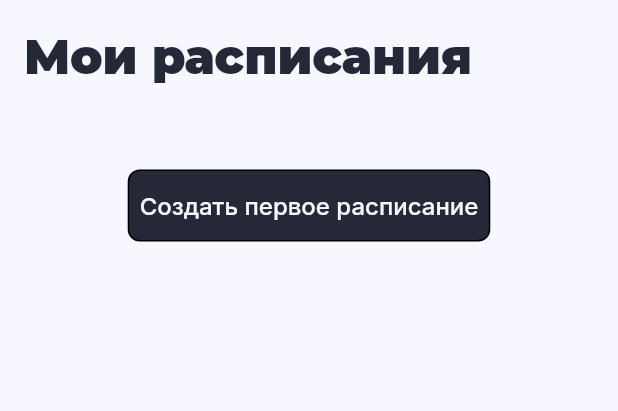
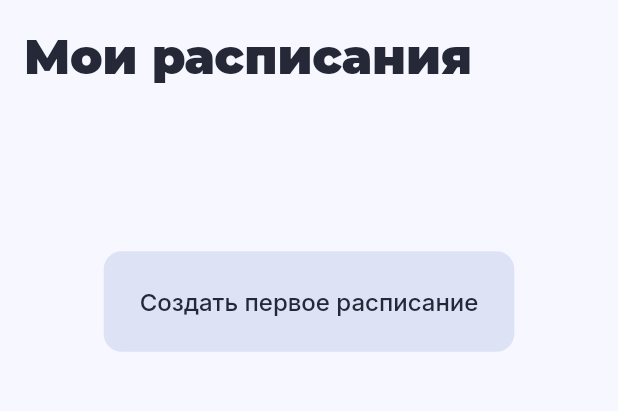
Before and after one commit to Null-Delta/StudRasp-Requiem, a Flutter app: the EditableTimetableListPage screen opened directly, on a phone screen of 412 x 824 dp, the part 57-468 px from its top. Run offline on Flutter 3.47's test engine with Material 2 defaults, Android fonts, the phone set to English and light mode, and no system bars; our stand-ins replace cloud_firestore, device_info_plus, firebase_auth, firebase_core, flutter_riverpod, flutter_svg and 4 more; missing offline and left inert: cloud_firestore_web, day_night_time_picker, device_info_plus_web, firebase_auth_web, firebase_core_web, shared_preferences_web; accounts and stored records are empty; project files that could hold a hidden picture were left out.

Commit message:
minor fix

```diff
--- a/studrasp_requiem/lib/ui/timetable_list_pages/editable_timetable_list_page.dart
+++ b/studrasp_requiem/lib/ui/timetable_list_pages/editable_timetable_list_page.dart
@@ -6,6 +6,7 @@ import '../../providers/current_timetable.dart';
 import '../../providers/my_timetables.dart';
 import '../../providers/providers.dart';
 import '../../styles/build_context_extension.dart';
+import '../../styles/widget_styles.dart';
 import '../my_app.dart';
 import '../timetable_editor_page/timetable_editor_page.dart';
 import 'widgets/time_table_card.dart';
@@ -14,12 +15,10 @@ class EditableTimetableListPage extends ConsumerStatefulWidget {
   const EditableTimetableListPage({Key? key}) : super(key: key);
 
   @override
-  ConsumerState<EditableTimetableListPage> createState() =>
-      _EditableTimetableListPageState();
+  ConsumerState<EditableTimetableListPage> createState() => _EditableTimetableListPageState();
 }
 
-class _EditableTimetableListPageState
-    extends ConsumerState<EditableTimetableListPage> {
+class _EditableTimetableListPageState extends ConsumerState<EditableTimetableListPage> {
   ScrollController myTimeTablesController = ScrollController();
 
   bool showDivider = false;
@@ -73,8 +72,7 @@ class _EditableTimetableListPageState
               onPressed: () {
                 Navigator.pop(context);
               },
-              icon: Assets.images.circleChevronLeft
-                  .svg(color: colors.accentPrimary),
+              icon: Assets.images.circleChevronLeft.svg(color: colors.accentPrimary),
               splashRadius: 24,
             ),
           ),
@@ -84,8 +82,7 @@ class _EditableTimetableListPageState
               onPressed: () {
                 goToEditorPage();
               },
-              icon: Assets.images.iconEditOutline
-                  .svg(color: colors.accentPrimary),
+              icon: Assets.images.iconEditOutline.svg(color: colors.accentPrimary),
               color: colors.accentPrimary,
               splashRadius: 24,
             ),
@@ -113,16 +110,14 @@ class _EditableTimetableListPageState
               child: myTables.isEmpty
                   ? ListView(
                       children: [
+                        Spacer(),
                         Container(
                           alignment: Alignment.center,
-                          height: 128,
+                          height: 256,
                           child: DecoratedBox(
                             decoration: BoxDecoration(
-                              color: colors.accentPrimary,
-                              border: Border.all(),
-                              borderRadius: const BorderRadius.all(
-                                Radius.circular(8),
-                              ),
+                              color: colors.separator,
+                              borderRadius: BorderRadiusStyles.large,
                             ),
                             child: TextButton(
                               onPressed: () {
@@ -135,10 +130,12 @@ class _EditableTimetableListPageState
                                   ),
                                 );
                               },
-                              child: Text(
-                                "Создать первое расписание",
-                                style: textStyles.label!
-                                    .copyWith(color: colors.backgroundPrimary),
+                              child: Padding(
+                                padding: const EdgeInsets.all(16),
+                                child: Text(
+                                  "Создать первое расписание",
+                                  style: textStyles.label,
+                                ),
                               ),
                             ),
                           ),
@@ -155,8 +152,7 @@ class _EditableTimetableListPageState
                           timeTable: myTables[index],
                           button: PopupMenuButton(
                             iconSize: 24,
-                            icon: Assets.images.moreHorizontal
-                                .svg(color: colors.accentPrimary),
+                            icon: Assets.images.moreHorizontal.svg(color: colors.accentPrimary),
                             onSelected: (value) {
                               if (value == 0) {
                                 Navigator.pop(context);
@@ -169,9 +165,7 @@ class _EditableTimetableListPageState
                                 PopupMenuItem(
                                   value: 0,
                                   onTap: () {
-                                    ref
-                                        .read(localStorage.notifier)
-                                        .save(myTables[index]);
+                                    ref.read(localStorage.notifier).save(myTables[index]);
                                   },
                                   child: const Text("Использовать"),
                                 ),
@@ -184,9 +178,7 @@ class _EditableTimetableListPageState
                                   child: const Text("Удалить"),
                                   onTap: () {
                                     final id = myTables[index].id;
-                                    ref
-                                        .read(globalRepositoryStore)
-                                        .deleteTimetable(id);
+                                    ref.read(globalRepositoryStore).deleteTimetable(id);
                                     setState(() {
                                       myTables.removeWhere(
                                         (table) => table.id == id,
@@ -198,9 +190,7 @@ class _EditableTimetableListPageState
                             },
                           ),
                           onTap: () {
-                            ref
-                                .read(localStorage.notifier)
-                                .save(myTables[index]);
+                            ref.read(localStorage.notifier).save(myTables[index]);
                             goToMainPage();
                           },
                         );
```
